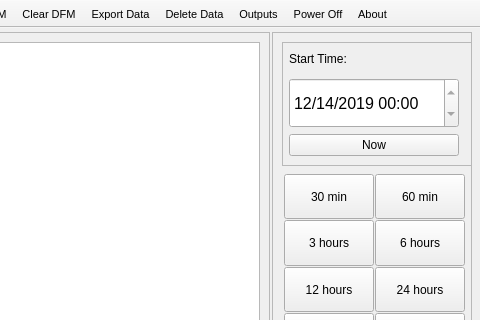
This is Mainwindow.ui in spletcher1/PyMCU as Qt 5 draws it before an edit; both pictures show x 320 to 800 and y 0 to 320 of the 800 by 480 pixel window. The edited form follows.
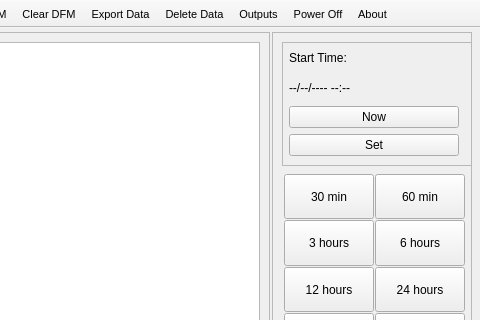
This is the edited form. The open tabs and pages were chosen to show the change. Icons and pictures are not drawn.

Commit message:
Program start time: plain-text time with Now and Set buttons
Replace the small date/time editor on the program screen with the start
time as text and a Set button that opens the touch date/time picker,
pre-filled with the current start time. The picker takes a title,
button text and initial time so both uses label themselves.

Patch:
```diff
--- a/Mainwindow.ui
+++ b/Mainwindow.ui
@@ -166,36 +166,9 @@
              </widget>
             </item>
             <item>
-             <widget class="QDateTimeEdit" name="StartTimeEdit">
-              <property name="minimumSize">
-               <size>
-                <width>0</width>
-                <height>50</height>
-               </size>
-              </property>
-              <property name="maximumSize">
-               <size>
-                <width>170</width>
-                <height>16777215</height>
-               </size>
-              </property>
-              <property name="font">
-               <font>
-                <pointsize>12</pointsize>
-               </font>
-              </property>
-              <property name="minimumDate">
-               <date>
-                <year>2019</year>
-                <month>12</month>
-                <day>14</day>
-               </date>
-              </property>
-              <property name="displayFormat">
-               <string>MM/dd/yyyy HH:mm</string>
-              </property>
-              <property name="calendarPopup">
-               <bool>false</bool>
+             <widget class="QLabel" name="StartTimeLabel">
+              <property name="text">
+               <string>--/--/---- --:--</string>
               </property>
              </widget>
             </item>
@@ -212,6 +185,19 @@
               </property>
              </widget>
             </item>
+            <item>
+             <widget class="QPushButton" name="StartTimeSetButton">
+              <property name="maximumSize">
+               <size>
+                <width>170</width>
+                <height>16777215</height>
+               </size>
+              </property>
+              <property name="text">
+               <string>Set</string>
+              </property>
+             </widget>
+            </item>
            </layout>
           </widget>
           <widget class="QWidget" name="layoutWidget">
```
The commit also changes 2 other files.
